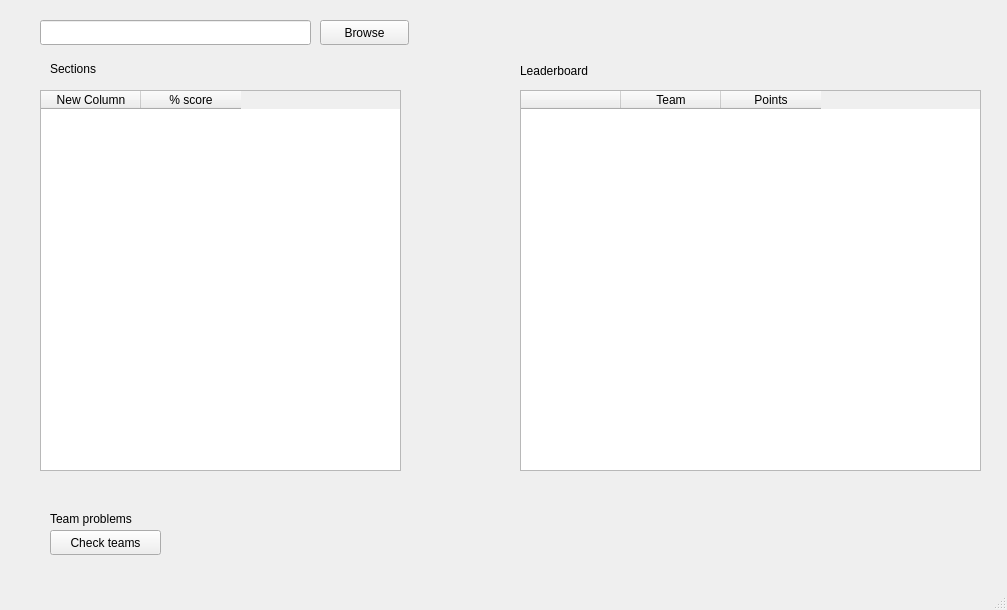
The window that googleformspubquiz/ui/PubQuizWindow.ui (pijll/googleforms-pubquiz) describes before a commit, drawn with Qt 5.
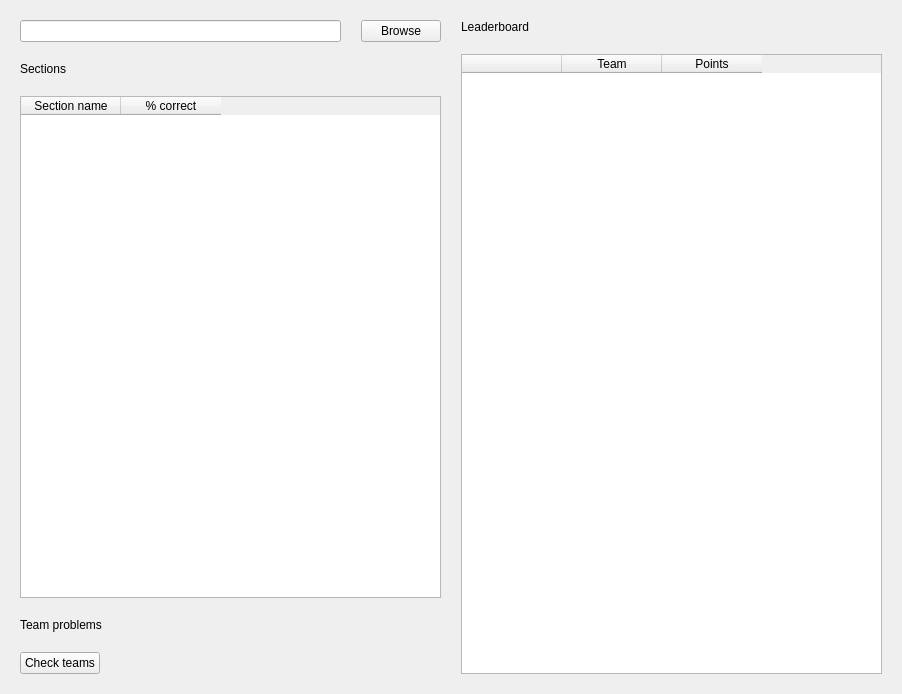
The same window after the commit.

Commit message:
Changed layout of windows
Stretchable windows, stretched columns in tables, column text alignment

```diff
--- a/googleformspubquiz/ui/PubQuizWindow.ui
+++ b/googleformspubquiz/ui/PubQuizWindow.ui
@@ -6,62 +6,59 @@
    <rect>
     <x>0</x>
     <y>0</y>
-    <width>1007</width>
-    <height>610</height>
+    <width>902</width>
+    <height>694</height>
    </rect>
   </property>
   <property name="windowTitle">
    <string>MainWindow</string>
   </property>
   <widget class="QWidget" name="centralwidget">
-   <widget class="QPushButton" name="pushButton">
-    <property name="geometry">
-     <rect>
-      <x>320</x>
-      <y>20</y>
-      <width>89</width>
-      <height>25</height>
-     </rect>
+   <layout class="QHBoxLayout" name="horizontalLayout_2">
+    <property name="spacing">
+     <number>20</number>
     </property>
-    <property name="text">
-     <string>Browse</string>
+    <property name="leftMargin">
+     <number>20</number>
     </property>
-   </widget>
+    <property name="topMargin">
+     <number>20</number>
+    </property>
+    <property name="rightMargin">
+     <number>20</number>
+    </property>
+    <property name="bottomMargin">
+     <number>20</number>
+    </property>
+    <item>
+     <layout class="QVBoxLayout" name="verticalLayout">
+      <item>
+       <layout class="QHBoxLayout" name="horizontalLayout">
+        <item>
    <widget class="QLineEdit" name="widget_pubquiz_dir">
-    <property name="geometry">
-     <rect>
-      <x>40</x>
-      <y>20</y>
-      <width>271</width>
-      <height>25</height>
-     </rect>
-    </property>
     <property name="readOnly">
      <bool>true</bool>
     </property>
    </widget>
+        </item>
+        <item>
+         <widget class="QPushButton" name="pushButton">
+          <property name="text">
+           <string>Browse</string>
+          </property>
+         </widget>
+        </item>
+       </layout>
+      </item>
+      <item>
    <widget class="QLabel" name="label">
-    <property name="geometry">
-     <rect>
-      <x>50</x>
-      <y>60</y>
-      <width>67</width>
-      <height>17</height>
-     </rect>
-    </property>
     <property name="text">
      <string>Sections</string>
     </property>
    </widget>
+      </item>
+      <item>
    <widget class="QTableWidget" name="widget_sectiontable">
-    <property name="geometry">
-     <rect>
-      <x>40</x>
-      <y>90</y>
-      <width>361</width>
-      <height>381</height>
-     </rect>
-    </property>
     <property name="editTriggers">
      <set>QAbstractItemView::NoEditTriggers</set>
     </property>
@@ -70,23 +67,57 @@
     </property>
     <column>
      <property name="text">
-      <string>New Column</string>
+          <string>Section name</string>
      </property>
     </column>
     <column>
      <property name="text">
-      <string>% score</string>
+          <string>% correct</string>
      </property>
     </column>
    </widget>
+      </item>
+      <item>
+       <widget class="QLabel" name="label_team_problems">
+        <property name="text">
+         <string>Team problems</string>
+        </property>
+       </widget>
+      </item>
+      <item>
+       <widget class="QPushButton" name="pushButton_2">
+        <property name="sizePolicy">
+         <sizepolicy hsizetype="Fixed" vsizetype="Fixed">
+          <horstretch>0</horstretch>
+          <verstretch>0</verstretch>
+         </sizepolicy>
+        </property>
+        <property name="text">
+         <string>Check teams</string>
+        </property>
+       </widget>
+      </item>
+     </layout>
+    </item>
+    <item>
+     <layout class="QVBoxLayout" name="verticalLayout_2">
+      <item>
+       <widget class="QLabel" name="label_2">
+        <property name="text">
+         <string>Leaderboard</string>
+        </property>
+       </widget>
+      </item>
+      <item>
    <widget class="QTableWidget" name="widget_leaderboard">
-    <property name="geometry">
-     <rect>
-      <x>520</x>
-      <y>90</y>
-      <width>461</width>
-      <height>381</height>
-     </rect>
+        <property name="editTriggers">
+         <set>QAbstractItemView::NoEditTriggers</set>
+        </property>
+        <property name="selectionMode">
+         <enum>QAbstractItemView::NoSelection</enum>
+        </property>
+        <property name="sortingEnabled">
+         <bool>false</bool>
     </property>
     <property name="columnCount">
      <number>3</number>
@@ -98,6 +129,9 @@
      <property name="text">
       <string/>
      </property>
+         <property name="textAlignment">
+          <set>AlignTrailing|AlignVCenter</set>
+         </property>
     </column>
     <column>
      <property name="text">
@@ -108,59 +142,16 @@
      <property name="text">
       <string>Points</string>
      </property>
-    </column>
-   </widget>
-   <widget class="QLabel" name="label_2">
-    <property name="geometry">
-     <rect>
-      <x>520</x>
-      <y>60</y>
-      <width>91</width>
-      <height>21</height>
-     </rect>
-    </property>
-    <property name="text">
-     <string>Leaderboard</string>
-    </property>
-   </widget>
-   <widget class="QPushButton" name="pushButton_2">
-    <property name="geometry">
-     <rect>
-      <x>50</x>
-      <y>530</y>
-      <width>111</width>
-      <height>25</height>
-     </rect>
-    </property>
-    <property name="text">
-     <string>Check teams</string>
-    </property>
-   </widget>
-   <widget class="QLabel" name="label_team_problems">
-    <property name="geometry">
-     <rect>
-      <x>50</x>
-      <y>510</y>
-      <width>471</width>
-      <height>17</height>
-     </rect>
-    </property>
-    <property name="text">
-     <string>Team problems</string>
-    </property>
-   </widget>
-  </widget>
-  <widget class="QMenuBar" name="menubar">
-   <property name="geometry">
-    <rect>
-     <x>0</x>
-     <y>0</y>
-     <width>1007</width>
-     <height>22</height>
-    </rect>
-   </property>
-  </widget>
-  <widget class="QStatusBar" name="statusbar"/>
+         <property name="textAlignment">
+          <set>AlignCenter</set>
+         </property>
+        </column>
+       </widget>
+      </item>
+     </layout>
+    </item>
+   </layout>
+  </widget>
  </widget>
  <resources/>
  <connections>
```
Left out of the diff: 3 changed lines with no effect on the pictures. Lines whose indentation alone changed are shown as unchanged. The commit also changes 4 other files.
